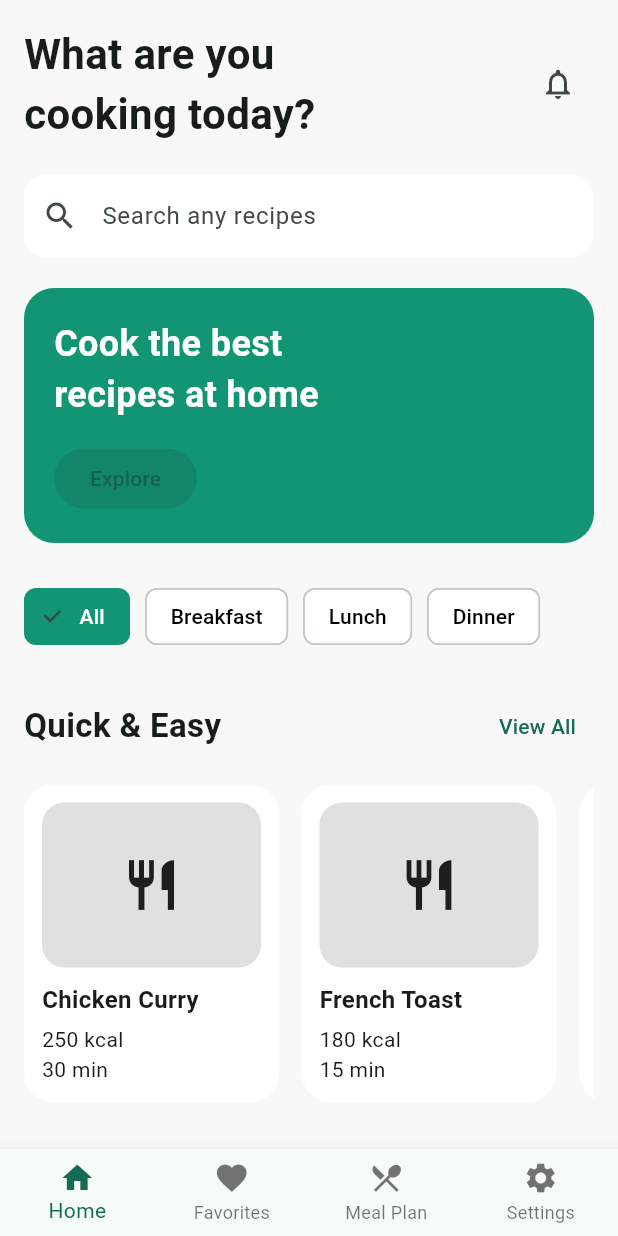
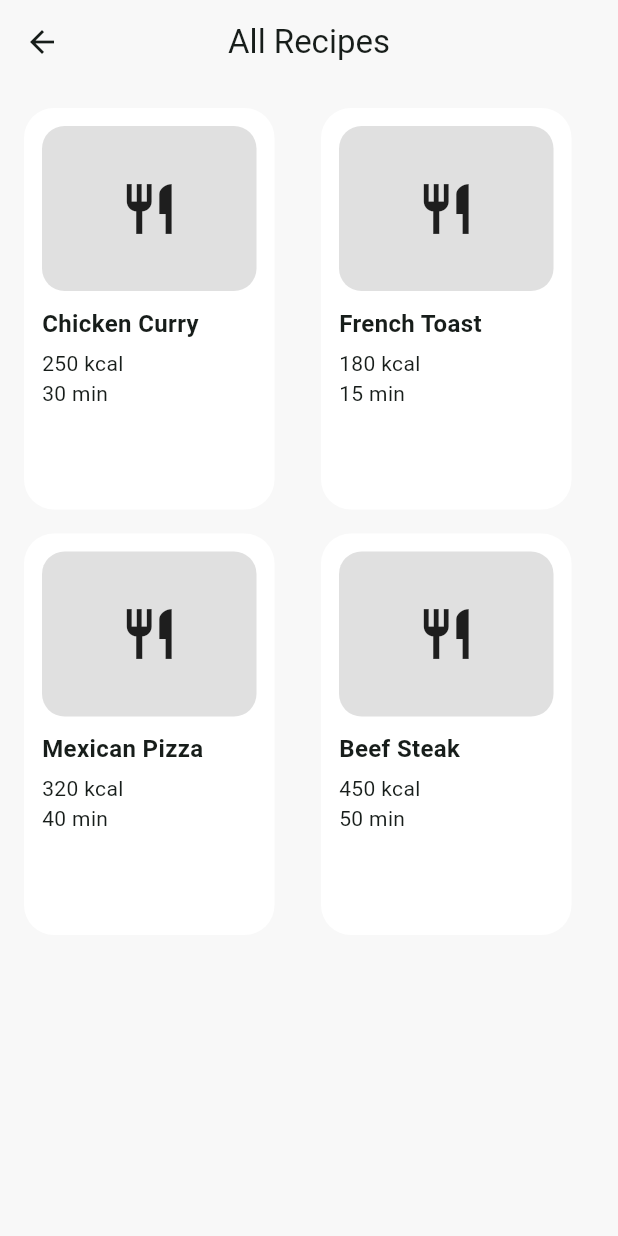
Before and after one commit to mdrayhanul-011/mega-assignment-flutter-recipe-app-by-rayhan22cse011, a Flutter app: the screen it shows after launch, after a tap on "View All", on a phone screen of 412 x 824 dp. Run offline on Flutter 3.47's test engine with Material 3 defaults, Android fonts, the phone set to English and light mode, and no system bars; our stand-ins replace firebase_core; accounts and stored records are empty; Roboto replaces fonts that are missing (Poppins).

Commit message:
Implement all recipes screen

```diff
--- /dev/null
+++ b/lib/screens/home/all_recipes_screen.dart
@@ -0,0 +1,49 @@
+import 'package:flutter/material.dart';
+
+import '../../utils/app_constants.dart';
+import '../../widgets/recipe_card.dart';
+
+class AllRecipesScreen extends StatelessWidget {
+  const AllRecipesScreen({super.key});
+
+  @override
+  Widget build(BuildContext context) {
+    return Scaffold(
+      appBar: AppBar(
+        title: const Text("All Recipes"),
+        centerTitle: true,
+      ),
+      body: Padding(
+        padding: const EdgeInsets.all(AppConstants.defaultPadding),
+        child: GridView.count(
+          crossAxisCount: 2,
+          crossAxisSpacing: 16,
+          mainAxisSpacing: 16,
+          childAspectRatio: 0.68,
+          children: const [
+            RecipeCard(
+              title: "Chicken Curry",
+              calories: "250 kcal",
+              time: "30 min",
+            ),
+            RecipeCard(
+              title: "French Toast",
+              calories: "180 kcal",
+              time: "15 min",
+            ),
+            RecipeCard(
+              title: "Mexican Pizza",
+              calories: "320 kcal",
+              time: "40 min",
+            ),
+            RecipeCard(
+              title: "Beef Steak",
+              calories: "450 kcal",
+              time: "50 min",
+            ),
+          ],
+        ),
+      ),
+    );
+  }
+}
--- a/lib/screens/home/home_screen.dart
+++ b/lib/screens/home/home_screen.dart
@@ -6,6 +6,7 @@ import '../../widgets/category_chip.dart';
 import '../../widgets/custom_search_bar.dart';
 import '../../widgets/home_banner.dart';
 import '../../widgets/recipe_card.dart';
+import 'all_recipes_screen.dart';
 
 class HomeScreen extends StatelessWidget {
   const HomeScreen({super.key});
@@ -77,7 +78,14 @@ class HomeScreen extends StatelessWidget {
                       ),
                     ),
                     TextButton(
-                      onPressed: () {},
+                      onPressed: () {
+  Navigator.push(
+    context,
+    MaterialPageRoute(
+      builder: (_) => const AllRecipesScreen(),
+    ),
+  );
+},
                       child: const Text("View All"),
                     ),
                   ],
@@ -108,7 +116,7 @@ class HomeScreen extends StatelessWidget {
                   ),
                 ),
 
-                // Bottom Navigation এর সাথে gap রাখার জন্য
+                // Bottom Navigation
                 const SizedBox(height: 25),
               ],
             ),
```
